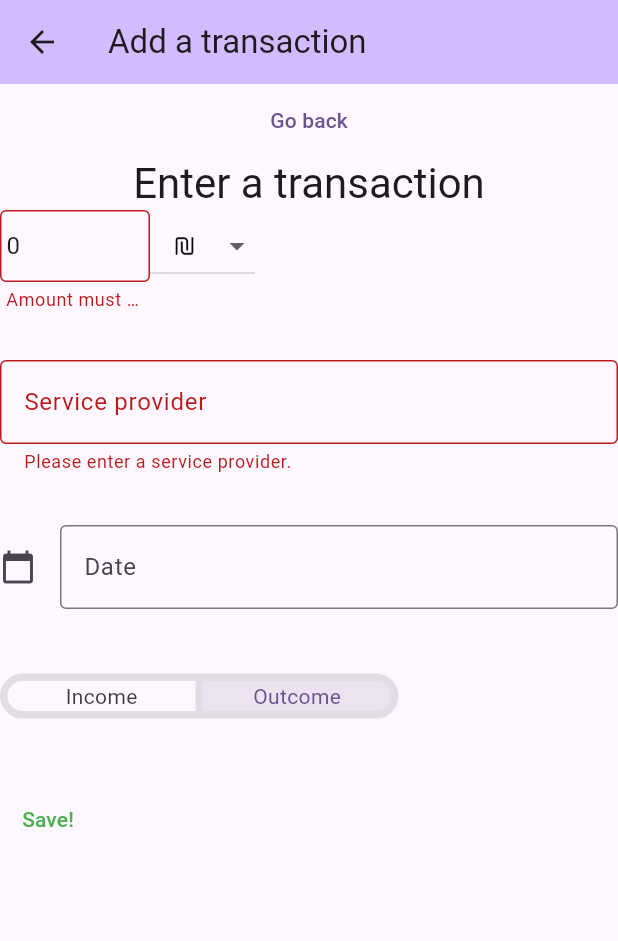
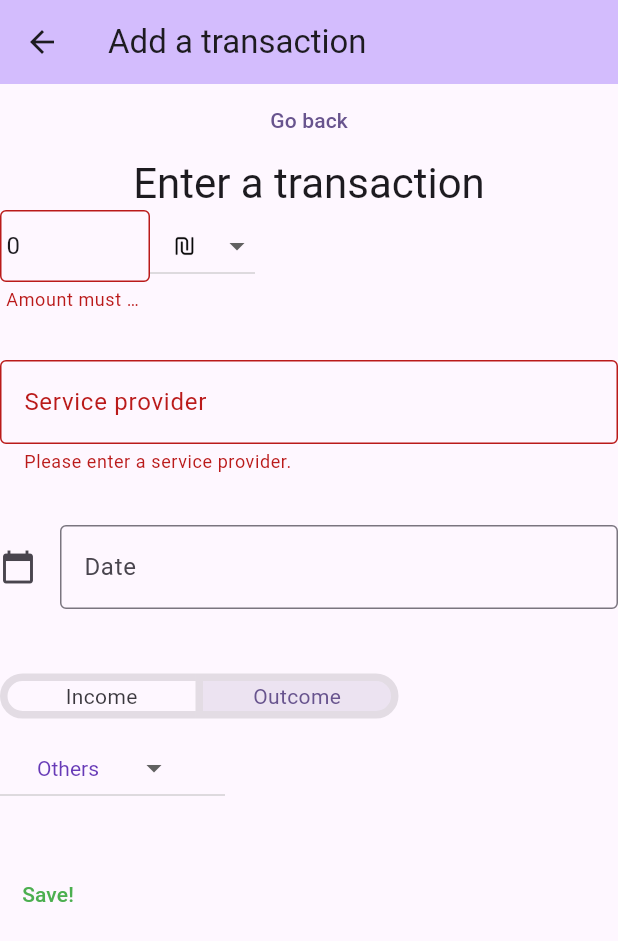
Before and after one commit to Troyansky1/YAMM, a Flutter app: the AddTransaction screen opened directly with empty values, on a phone screen of 412 x 824 dp. Shown: the top 941 px of the screen. Run offline on Flutter 3.47's test engine with Material 3 defaults, Android fonts, the phone set to English and light mode, and no system bars; drawn by our look-alikes of dropdown_button2; our stand-ins replace csv, string_validator.

Commit message:
Added category entering

```diff
--- /dev/null
+++ b/yamm_app/lib/category_enum.dart
@@ -0,0 +1,14 @@
+enum TransactionCategory {
+  others(name: "Others", income: true, outcome: true),
+  bills(name: "Bills", income: false, outcome: true),
+  leisure(name: "Leisure", income: false, outcome: true),
+  shopping(name: "Shopping", income: false, outcome: true),
+  services(name: "Services", income: false, outcome: true);
+
+  const TransactionCategory(
+      {required this.name, required this.income, required this.outcome});
+
+  final String name;
+  final bool income;
+  final bool outcome;
+}
--- a/yamm_app/lib/transaction_controllers.dart
+++ b/yamm_app/lib/transaction_controllers.dart
@@ -1,4 +1,5 @@
 import 'package:flutter/material.dart';
+import 'package:yamm_app/category_enum.dart';
 import 'package:yamm_app/transaction.dart';
 import 'package:yamm_app/currency_enum.dart';
 import 'package:yamm_app/user_preferences.dart';
@@ -6,12 +7,12 @@ import 'package:yamm_app/user_preferences.dart';
 class TransactionControllers {
   var amountCont = TextEditingController();
   var titleCont = TextEditingController();
-  //var isOutcomeCont = TextEditingController();
   var dateCont = TextEditingController();
   var serviceProviderCont = TextEditingController();
   var repeatOptionCont = TextEditingController();
   var endDateCont = TextEditingController();
   Currency currencyValue = defaultCurrency;
+  TransactionCategory categoryValue = defaultCategory;
   List<bool> incomeOutcome = [false, true];
 
   TransactionControllers();
@@ -36,6 +37,7 @@ class TransactionControllers {
     transaction.setAmount(double.parse(amountCont.text));
     transaction.setDate(dateCont.text);
     transaction.setCurrency(currencyValue);
+    transaction.setCategory(categoryValue);
     transaction.setIsOutcome(incomeOutcome[1]);
     transaction.setServiceProvider(serviceProviderCont.text);
     return transaction.convertToListItem();
--- /dev/null
+++ b/yamm_app/lib/transaction_entries/category_entry.dart
@@ -0,0 +1,47 @@
+import 'package:flutter/material.dart';
+import 'package:dropdown_button2/dropdown_button2.dart';
+import 'package:yamm_app/transaction_controllers.dart';
+import 'package:yamm_app/category_enum.dart';
+
+class CategoryEntry extends StatefulWidget {
+  //final Widget child;
+  final TransactionControllers controllers;
+  const CategoryEntry({super.key, required this.controllers});
+
+  @override
+  State<CategoryEntry> createState() => _CategoryEntryState();
+}
+
+class _CategoryEntryState extends State<CategoryEntry> {
+  @override
+  Widget build(BuildContext context) {
+    final List<DropdownMenuItem<TransactionCategory>> categoryOptionsEntries =
+        <DropdownMenuItem<TransactionCategory>>[];
+    for (final TransactionCategory category in TransactionCategory.values) {
+      String name = category.name;
+      categoryOptionsEntries.add(
+        DropdownMenuItem<TransactionCategory>(
+            value: category, child: Text(name)),
+      );
+    }
+
+    return Column(
+      children: <Widget>[
+        SizedBox(
+            height: 50,
+            width: 150,
+            child: DropdownButton2<TransactionCategory>(
+              value: widget.controllers.categoryValue,
+              style: const TextStyle(color: Colors.deepPurple),
+              alignment: AlignmentDirectional.center,
+              items: categoryOptionsEntries,
+              onChanged: (TransactionCategory? value) {
+                setState(() {
+                  widget.controllers.categoryValue = value!;
+                });
+              },
+            ))
+      ],
+    );
+  }
+}
--- a/yamm_app/lib/transaction_entries/transaction_entries.dart
+++ b/yamm_app/lib/transaction_entries/transaction_entries.dart
@@ -6,3 +6,4 @@ export 'repeat_entry.dart';
 export 'service_provider_entry.dart';
 export 'padding_between_entries.dart';
 export 'currency_entry.dart';
+export 'category_entry.dart';
--- a/yamm_app/lib/transaction_fields/transaction_fields.dart
+++ b/yamm_app/lib/transaction_fields/transaction_fields.dart
@@ -4,3 +4,5 @@ export 'package:yamm_app/transaction_fields/amount_transaction_field.dart';
 export 'package:yamm_app/transaction_fields/is_outcome_transaction_field.dart';
 export 'package:yamm_app/transaction_fields/date_transaction_field.dart';
 export 'package:yamm_app/transaction_fields/service_provider_transaction_field.dart';
+export 'package:yamm_app/transaction_fields/currency_transaction_field.dart';
+export 'package:yamm_app/transaction_fields/category_transaction_field.dart';
--- a/yamm_app/lib/user_preferences.dart
+++ b/yamm_app/lib/user_preferences.dart
@@ -1,3 +1,6 @@
+import 'package:flutter/foundation.dart';
 import 'package:yamm_app/currency_enum.dart';
+import 'package:yamm_app/category_enum.dart';
 
 Currency defaultCurrency = Currency.ils;
+TransactionCategory defaultCategory = TransactionCategory.others;
--- a/yamm_app/lib/widgets/home_page_list_show.dart
+++ b/yamm_app/lib/widgets/home_page_list_show.dart
@@ -1,4 +1,5 @@
 import 'package:flutter/material.dart';
+import 'package:yamm_app/functions/save_and_load_csv.dart';
 import 'package:yamm_app/transaction.dart';
 import 'package:yamm_app/widgets/transaction_list/transaction_list_view.dart';
 
@@ -23,6 +24,7 @@ class _HomePageListState extends State<HomePageList> {
       children: <Widget>[
         const Text("to do stats"),
         const Text("to do filters"),
+        const TextButton(onPressed: deleteCsv, child: Text("Clear list")),
         TransactionsListView(
             transactionsList: widget.transactionsList,
             year: DateTime.now().year,
--- a/yamm_app/lib/widgets/transaction_form.dart
+++ b/yamm_app/lib/widgets/transaction_form.dart
@@ -1,5 +1,6 @@
 import 'package:flutter/material.dart';
 import 'package:yamm_app/transaction_controllers.dart';
+import 'package:yamm_app/transaction_entries/category_entry.dart';
 import 'package:yamm_app/transaction_entries/transaction_entries.dart';
 
 // Create a Form widget.
@@ -61,6 +62,7 @@ class TransactionEntryFormState extends State<TransactionEntryForm> {
           //repeatEntry(controllers: controllers),
           //EntriesPadding(),
           IncomeOutcomeEntry(controllers: controllers),
+          CategoryEntry(controllers: controllers),
           const EntriesPadding(),
           SaveEntry(controllers: controllers, id: widget.id, formKey: _formKey)
         ],
--- a/yamm_app/lib/widgets/transaction_list/build_list_cards.dart
+++ b/yamm_app/lib/widgets/transaction_list/build_list_cards.dart
@@ -29,7 +29,7 @@ class _TransactionsListCardsState extends State<TransactionsListCards> {
     if (widget.transactionList.isNotEmpty) {
       return CustomScrollView(
         shrinkWrap: true,
-        physics: AlwaysScrollableScrollPhysics(),
+        physics: const ClampingScrollPhysics(),
         slivers: <Widget>[
           SliverToBoxAdapter(
             child: Align(
--- a/yamm_app/lib/widgets/transaction_list/transaction_list_view.dart
+++ b/yamm_app/lib/widgets/transaction_list/transaction_list_view.dart
@@ -35,7 +35,7 @@ class _TransactionsListViewState extends State<TransactionsListView> {
       return ListView.builder(
           itemCount: listToShow.length,
           shrinkWrap: true,
-          physics: const AlwaysScrollableScrollPhysics(),
+          physics: const ClampingScrollPhysics(),
           itemBuilder: (context, index) {
             return TransactionsListCards(
                 transactionList: listToShow[index],
--- a/yamm_app/pubspec.yaml
+++ b/yamm_app/pubspec.yaml
@@ -43,9 +43,12 @@ dependencies:
   open_file: ^3.2.2
   string_validator: ^1.0.2
   dropdown_button2: ^2.3.9
+  json_serializable: ^6.7.1
+  json_annotation: ^4.8.1
   #path_provider: ^0.4.0
 
 dev_dependencies:
+  build_runner: ^2.4.7
   flutter_test:
     sdk: flutter
 
```
Also changed, not shown: yamm_app/assets/categories.json (added, +56 -0 lines), yamm_app/lib/Transaction.dart (+13 -1 lines), yamm_app/lib/default_categories.dart (deleted, +0 -29 lines), yamm_app/lib/functions/save_and_load_csv.dart (+7 -3 lines), yamm_app/lib/transaction_category.dart (deleted, +0 -11 lines), yamm_app/lib/transaction_fields/category_transaction_field.dart (added, +32 -0 lines), yamm_app/lib/widgets/build_list_item.dart (+11 -2 lines), yamm_app/lib/transaction_fields/transaction_category_field.dart (deleted), yamm_app/pubspec.lock.
